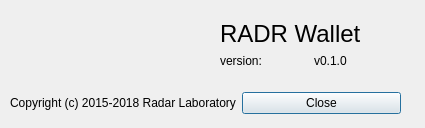
Above: src/aboutdialog.ui from radrbiz/radar-wallet before the change. Below: the same form after it.
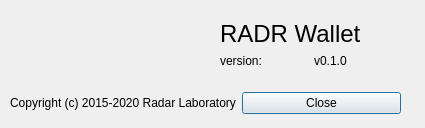
That is the form after the change. Icons and pictures are not drawn.

Commit message: new radar logo

Patch:
```diff
--- a/src/aboutdialog.ui
+++ b/src/aboutdialog.ui
@@ -87,7 +87,7 @@
     <item>
      <widget class="QLabel" name="label_5">
       <property name="text">
-       <string>Copyright (c) 2015-2018 Radar Laboratory</string>
+       <string>Copyright (c) 2015-2020 Radar Laboratory</string>
       </property>
       <property name="alignment">
        <set>Qt::AlignCenter</set>
```
The commit also changes 3 other files.
